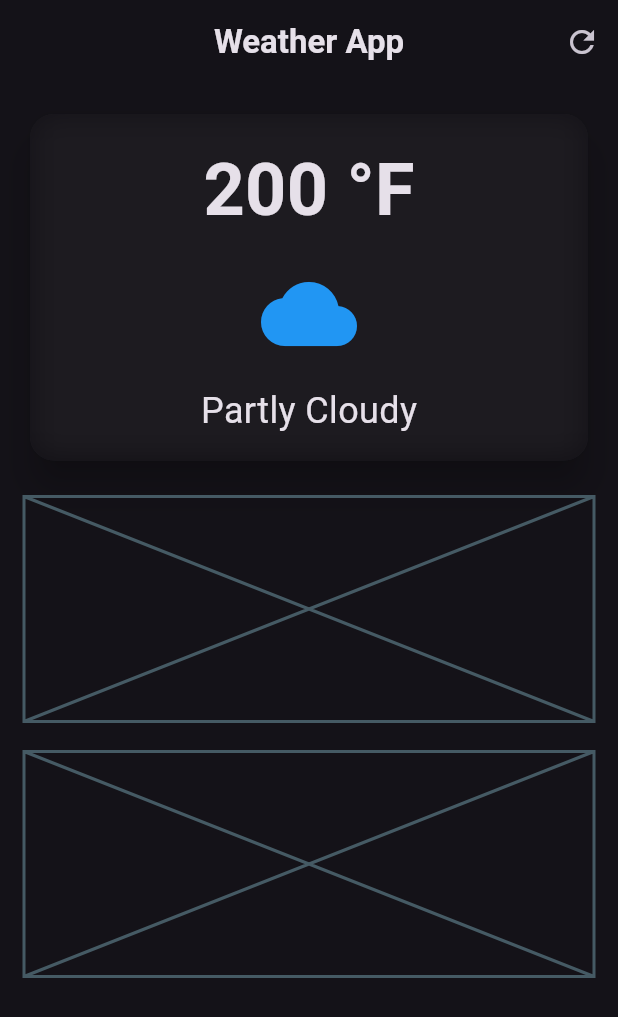
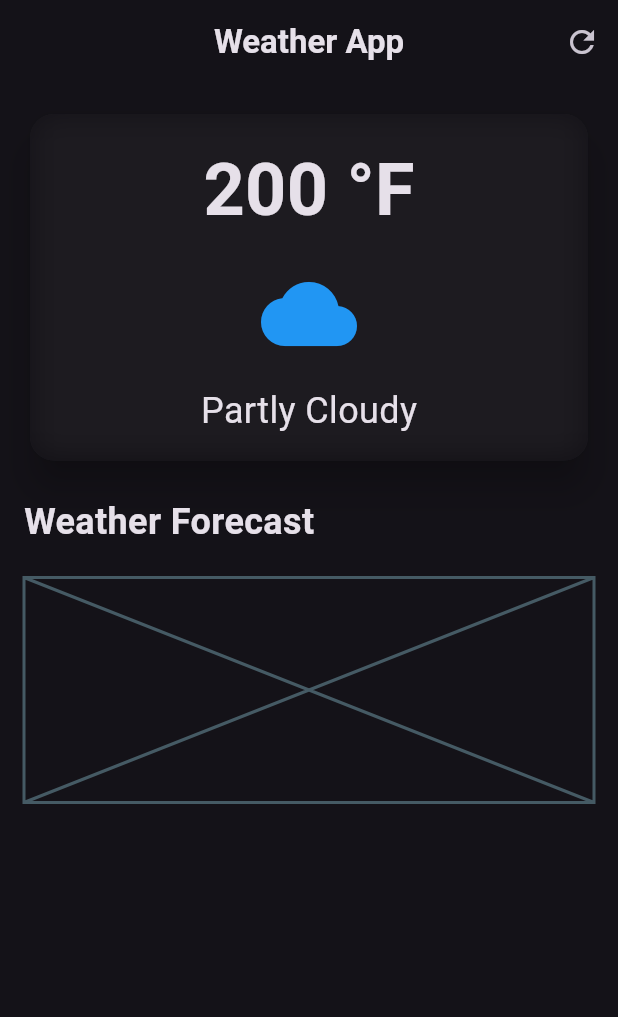
Before and after one commit to nhm20/weather_app, a Flutter app: the screen it shows after launch, on a phone screen of 412 x 824 dp. Shown: the top 1017 px of the screen. Run offline on Flutter 3.47's test engine with Material 3 defaults, Android fonts, the phone set to English and light mode, and no system bars.

Commit message:
Align  Widget

```diff
--- a/lib/weather_screen_layout.dart
+++ b/lib/weather_screen_layout.dart
@@ -67,7 +67,13 @@ class WeatherScreen extends StatelessWidget {
             ),
             const SizedBox(height: 20),
             //weather forecast cards
-            const Placeholder(fallbackHeight: 150),
+            Align(
+              alignment: Alignment.centerLeft,
+              child: Text(
+                'Weather Forecast',
+                style: TextStyle(fontSize: 24, fontWeight: FontWeight.bold),
+              ),
+            ),
             const SizedBox(height: 20),
             //additional information cards
             const Placeholder(fallbackHeight: 150),
@@ -77,3 +83,5 @@ class WeatherScreen extends StatelessWidget {
     );
   }
 }
+
+//default alignment of Align widget is center
```
